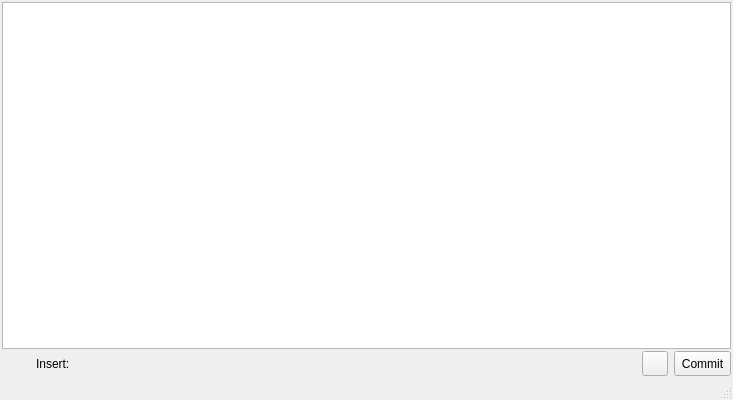
Qt form commitpad.ui (switch625/commitpad) before a commit.
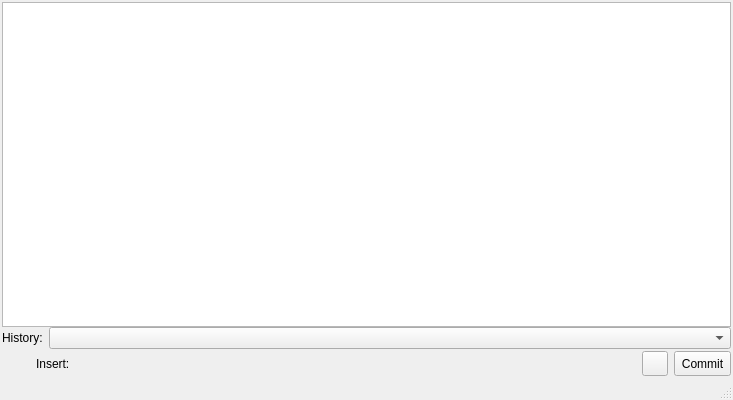
The same form after that commit. Custom widgets are drawn as their Qt base class.

Commit message: Update CommitPad dialog to work with commit message history model

Patch:
```diff
--- a/commitpad.ui
+++ b/commitpad.ui
@@ -52,6 +52,26 @@
       </property>
      </widget>
     </item>
+    <item>
+     <layout class="QHBoxLayout" name="horizontalLayout_2">
+      <item>
+       <widget class="QLabel" name="label">
+        <property name="sizePolicy">
+         <sizepolicy hsizetype="Maximum" vsizetype="Preferred">
+          <horstretch>0</horstretch>
+          <verstretch>0</verstretch>
+         </sizepolicy>
+        </property>
+        <property name="text">
+         <string>History:</string>
+        </property>
+       </widget>
+      </item>
+      <item>
+       <widget class="QComboBox" name="historyCombo"/>
+      </item>
+     </layout>
+    </item>
     <item>
      <widget class="QWidget" name="sideBar" native="true">
       <layout class="QHBoxLayout" name="horizontalLayout">
```
The commit also changes 2 other files.
